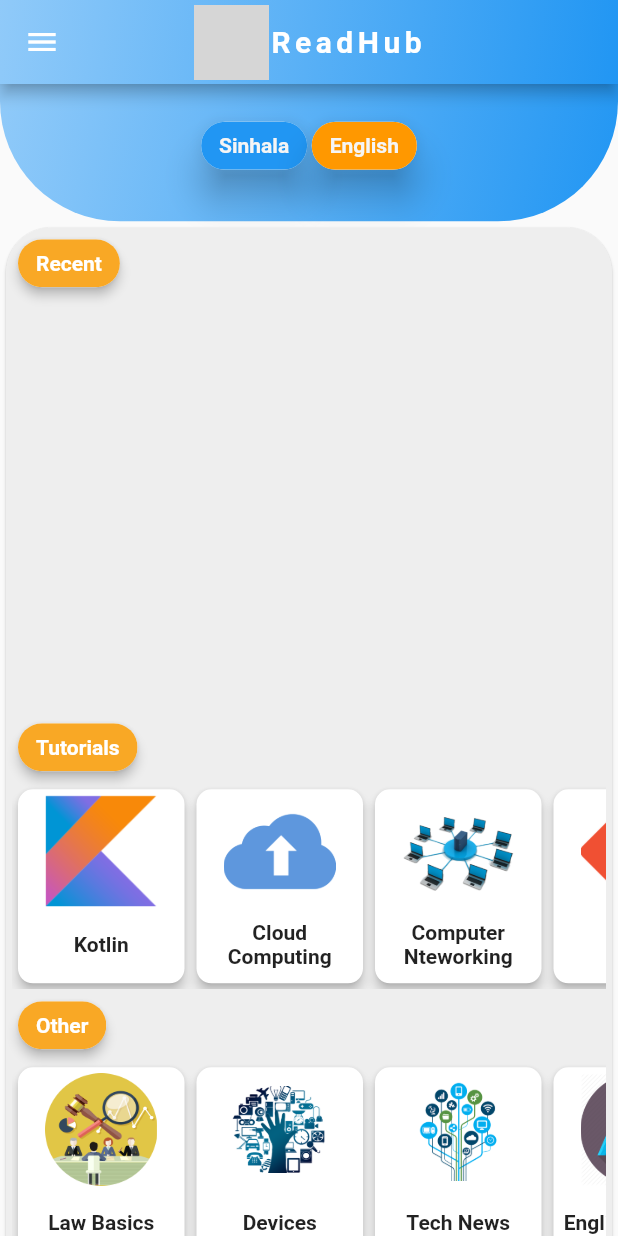
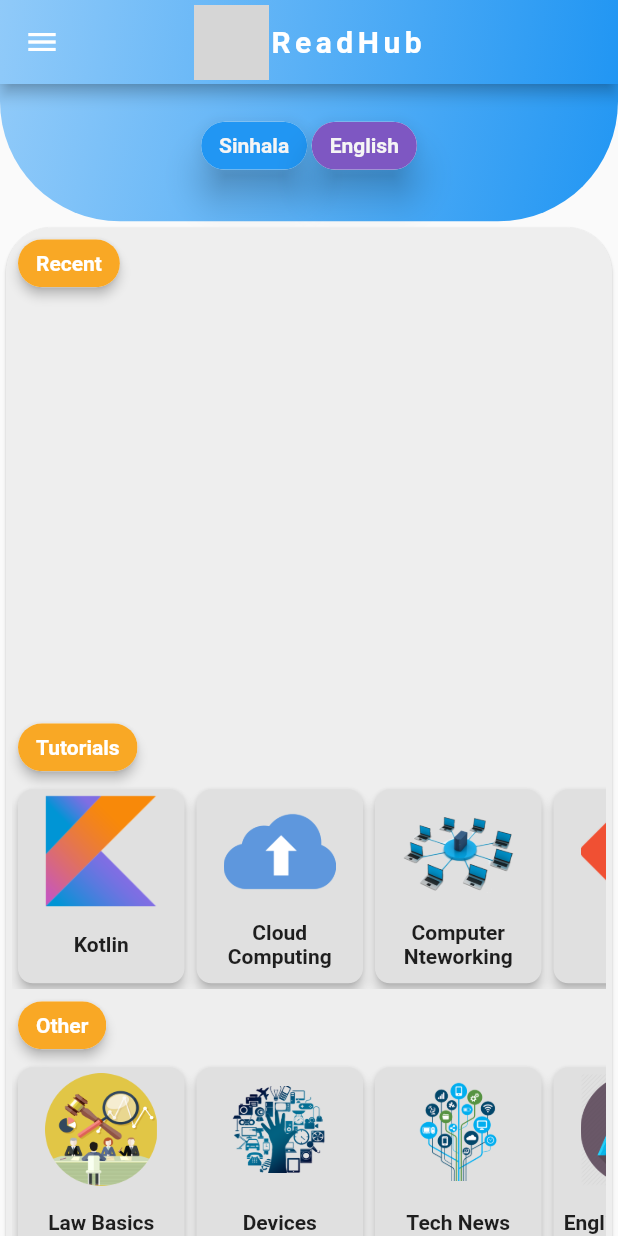
Before and after one commit to yohanym95/ReadHub-Flutter, a Flutter app: the screen it shows after launch, after a tap on "Sinhala", after a tap on "English", on a phone screen of 412 x 824 dp. Run offline on Flutter 3.47's test engine with Material 2 defaults, Android fonts, the phone set to English and light mode, and no system bars; our stand-ins replace firebase_database, font_awesome_flutter; accounts and stored records are empty; network calls fail; grey boxes are pictures that could not be loaded.

Commit message:
Change Some colors of main page UI
change color of page views, change color of choice chips, change colors of cards

```diff
--- a/lib/Components/components.dart
+++ b/lib/Components/components.dart
@@ -83,7 +83,7 @@ Widget buildRow(IconData icon, String title) {
 Widget getCardComponent(height, imagePath, title) {
   return Card(
       shape: RoundedRectangleBorder(borderRadius: BorderRadius.circular(10.0)),
-      color: Colors.white,
+      color: Colors.grey[300],
       elevation: 3.0,
       child: Padding(
         padding: const EdgeInsets.all(4.0),
@@ -139,7 +139,7 @@ Widget getRecentCardComponent(
     child: Card(
         shape:
             RoundedRectangleBorder(borderRadius: BorderRadius.circular(10.0)),
-        color: Colors.white,
+        color: Colors.grey[300],
         elevation: 3.0,
         child: Padding(
           padding: const EdgeInsets.only(left: 4.0, right: 4.0, top: 4.0),
--- a/lib/main.dart
+++ b/lib/main.dart
@@ -116,7 +116,7 @@ class _MyHomePageState extends State<MyHomePage> {
                           elevation: 10,
                           pressElevation: 20.0,
                           selected: isSelected,
-                          selectedColor: Colors.orange,
+                          selectedColor: Colors.deepPurple[400],
                           onSelected: (bool value) {
                             setState(() {
                               isSelected = true;
@@ -125,7 +125,7 @@ class _MyHomePageState extends State<MyHomePage> {
                                 _pageController.animateToPage(
                                   1,
                                   duration: const Duration(milliseconds: 1000),
-                                  curve: Curves.easeOutCirc,
+                                  curve: Curves.bounceInOut,
                                 );
                               }
                             });
@@ -145,7 +145,7 @@ class _MyHomePageState extends State<MyHomePage> {
                           selected: !isSelected,
                           elevation: 10,
                           pressElevation: 10.0,
-                          selectedColor: Colors.orange,
+                          selectedColor: Colors.deepPurple[400],
                           onSelected: (bool value) {
                             setState(() {
                               isSelected = false;
@@ -154,7 +154,7 @@ class _MyHomePageState extends State<MyHomePage> {
                                 _pageController.animateToPage(
                                   0,
                                   duration: const Duration(milliseconds: 1000),
-                                  curve: Curves.easeOutCirc,
+                                  curve: Curves.bounceInOut,
                                 );
                               }
                             });
```
